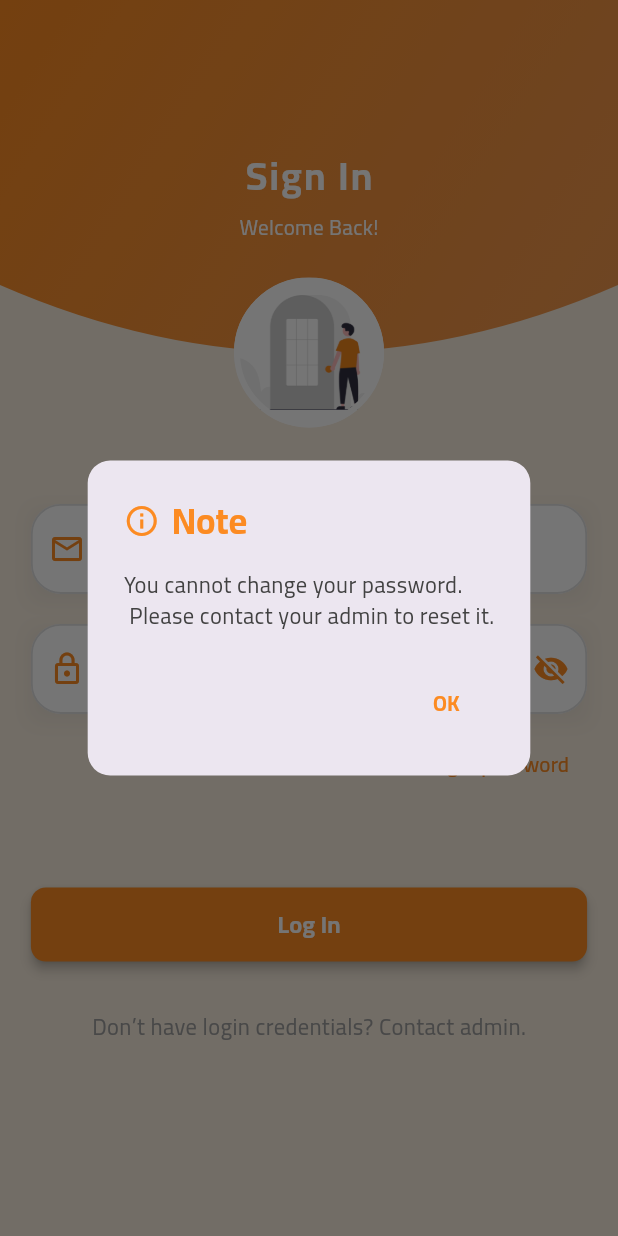
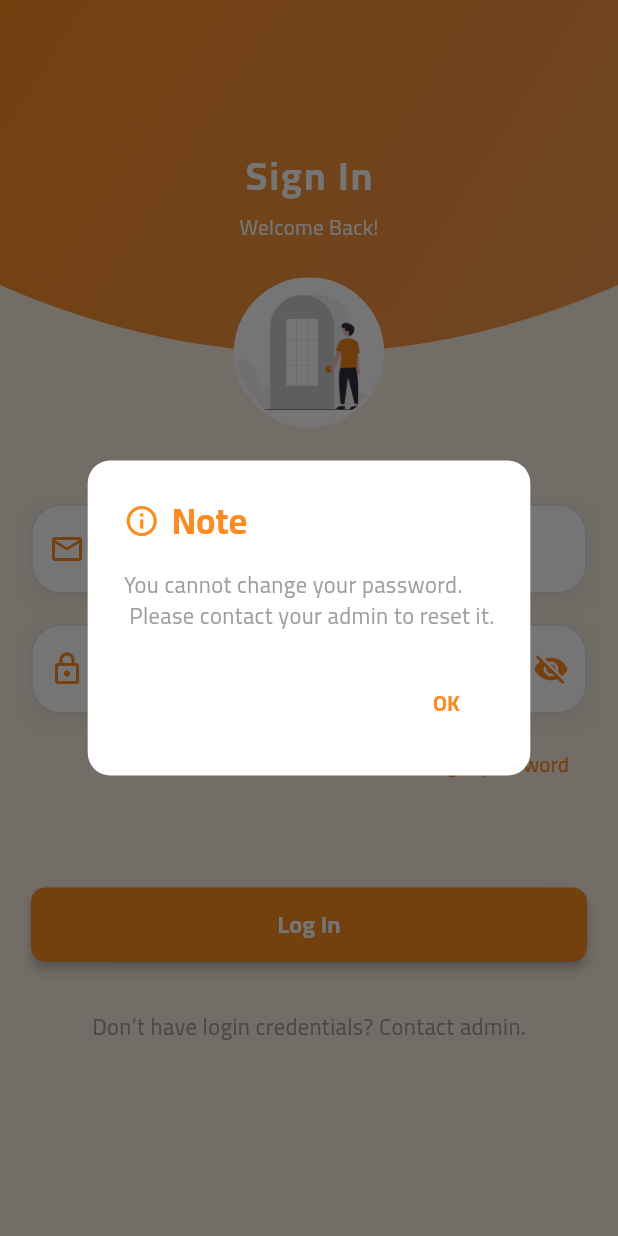
Before and after one commit to Mustafa-Sharaf/IntelliPharm, a Flutter app: the screen it shows after launch, after a tap on "Forgot password", on a phone screen of 412 x 824 dp. Run offline on Flutter 3.47's test engine with Material 3 defaults, Android fonts, the light colour scheme and no system bars; our stand-ins replace get, get_storage.

Commit message:
complete darck mode

```diff
--- a/lib/Widgets/CustomTextField.dart
+++ b/lib/Widgets/CustomTextField.dart
@@ -1,5 +1,7 @@
 import 'package:flutter/material.dart';
+import 'package:get/get.dart';
 import '../app_theme/AppColors.dart';
+import '../app_theme/theme_controller.dart';
 
 class CustomTextField extends StatefulWidget {
   final String label;
@@ -34,13 +36,13 @@ class _CustomTextFieldState extends State<CustomTextField> {
 
   @override
   Widget build(BuildContext context) {
-    //final ThemeController themeController = Get.find();
+    final ThemeController themeController = Get.find();
     return Container(
       margin: const EdgeInsets.symmetric(vertical: 10),
       decoration: BoxDecoration(
         boxShadow: [
           BoxShadow(
-            color: Colors.grey.withOpacity(0.15),
+            color: Colors.grey.withValues(alpha: 0.15),
             blurRadius: 10,
             offset: const Offset(0, 5),
           ),
@@ -71,7 +73,9 @@ class _CustomTextFieldState extends State<CustomTextField> {
           ),
 
           filled: true,
-          fillColor: AppColors.white,
+          fillColor: themeController.isDarkMode.value
+              ? AppColors.componentDark
+              : AppColors.white,
           contentPadding: const EdgeInsets.symmetric(
             vertical: 18,
             horizontal: 16,
--- a/lib/Widgets/ForgotPasswordComponent.dart
+++ b/lib/Widgets/ForgotPasswordComponent.dart
@@ -2,11 +2,13 @@
 import 'package:flutter/material.dart';
 import 'package:get/get.dart';
 import '../app_theme/AppColors.dart';
+import '../app_theme/theme_controller.dart';
 class ForgotPasswordComponent extends StatelessWidget {
   const ForgotPasswordComponent({super.key});
 
   @override
   Widget build(BuildContext context) {
+    final ThemeController themeController = Get.find();
     return Row(
       mainAxisAlignment: MainAxisAlignment.end,
       children: [
@@ -15,8 +17,12 @@ class ForgotPasswordComponent extends StatelessWidget {
             showDialog(
               context: context,
               builder: (context) => AlertDialog(
+                backgroundColor: themeController.isDarkMode.value
+                    ? AppColors.componentDark
+                    : AppColors.white,
                 shape: RoundedRectangleBorder(
                   borderRadius: BorderRadius.circular(15),
+
                 ),
                 title: Row(
                   children: [
@@ -37,7 +43,7 @@ class ForgotPasswordComponent extends StatelessWidget {
                   style: TextStyle(
                     fontFamily: 'Cairo',
                     fontSize: 15,
-                    color: Colors.grey[800],
+                    color: Colors.grey,
                   ),
                 ),
                 actions: [
--- a/lib/Widgets/Header_Screen.dart
+++ b/lib/Widgets/Header_Screen.dart
@@ -1,5 +1,7 @@
 import 'package:flutter/material.dart';
+import 'package:get/get.dart';
 import '../app_theme/AppColors.dart';
+import '../app_theme/theme_controller.dart';
 
 class HeaderScreen extends StatelessWidget {
   const HeaderScreen({super.key,required this.title,required this.body});
@@ -8,6 +10,7 @@ class HeaderScreen extends StatelessWidget {
 
   @override
   Widget build(BuildContext context) {
+    final ThemeController themeController = Get.find();
     return Stack(
         clipBehavior: Clip.none,
         alignment: Alignment.center,
@@ -56,18 +59,20 @@ class HeaderScreen extends StatelessWidget {
           /// ===== PROFILE IMAGE =====
           Positioned(
             bottom: -25,
-            child: Container(
+            child: Obx(() => Container(
               width: 100,
               height: 100,
               decoration: BoxDecoration(
                 shape: BoxShape.circle,
-                border: Border.all(color: Colors.white, width: 4),
-                image: const DecorationImage(
-                  image: AssetImage('assets/images/login_img.png'),
+                border: Border.all(color: Colors.white, width: 2),
+                image: DecorationImage(
+                  image: themeController.isDarkMode.value
+                      ? const AssetImage('assets/images/login_img_dark.png')
+                      : const AssetImage('assets/images/login_img.png'),
                   fit: BoxFit.cover,
                 ),
               ),
-            ),
+            )),
           ),
         ],
     );
--- a/lib/Widgets/HomeCard.dart
+++ b/lib/Widgets/HomeCard.dart
@@ -1,5 +1,9 @@
 
 import 'package:flutter/material.dart';
+import 'package:get/get.dart';
+
+import '../app_theme/AppColors.dart';
+import '../app_theme/theme_controller.dart';
 
 
 class HomeCard extends StatelessWidget {
@@ -18,12 +22,13 @@ class HomeCard extends StatelessWidget {
 
   @override
   Widget build(BuildContext context) {
+    final ThemeController themeController = Get.find();
     return InkWell(
       borderRadius: BorderRadius.circular(18),
       onTap: onTap,
       child: Container(
         decoration: BoxDecoration(
-          color: color.withValues(alpha: 0.12),
+          color:themeController.isDarkMode.value?AppColors.componentDark :color.withValues(alpha: 0.12),
           borderRadius: BorderRadius.circular(18),
         ),
         child: Column(
@@ -34,7 +39,7 @@ class HomeCard extends StatelessWidget {
               backgroundColor: color.withValues(alpha: 0.25),
               child: Icon(icon, size: 32, color: color),
             ),
-            const SizedBox(height: 14),
+             SizedBox(height: MediaQuery.of(context).size.height*0.014),
             Text(
               title,
               style: TextStyle(
--- a/lib/app_theme/AppColors.dart
+++ b/lib/app_theme/AppColors.dart
@@ -11,6 +11,8 @@ class AppColors{
   static const darkGray = Color(0xff575757);
   static const textDark = Color(0xFF252525);
   static const componentDark = Color(0xFF212934);
+  static const backgroundDark = Color(0xFF111111);
+
 
  /*
  static const  backgroundColor = Color(0xffF2F4F7);
--- a/lib/modules/Home/Home_Screen.dart
+++ b/lib/modules/Home/Home_Screen.dart
@@ -3,6 +3,8 @@ import 'package:get/get.dart';
 import '../../Widgets/HomeCard.dart';
 import '../../Widgets/HomeAppBar.dart';
 import '../../Widgets/MenuHome.dart';
+import '../../app_theme/AppColors.dart';
+import '../../app_theme/theme_controller.dart';
 
 class HomeScreen extends StatelessWidget {
   HomeScreen({super.key});
@@ -10,7 +12,9 @@ class HomeScreen extends StatelessWidget {
 
   @override
   Widget build(BuildContext context) {
+    final ThemeController themeController = Get.find();
     return Scaffold(
+      backgroundColor: themeController.isDarkMode.value?AppColors.backgroundDark : AppColors.white,
       key: scaffoldKey,
       drawer: const DrawerHome(),
       appBar: HomeAppBar(
--- a/lib/modules/SignIn/SignIn_Screen.dart
+++ b/lib/modules/SignIn/SignIn_Screen.dart
@@ -5,6 +5,7 @@ import '../../Widgets/CustomTextField.dart';
 import '../../Widgets/ForgotPasswordComponent.dart';
 import '../../Widgets/Header_Screen.dart';
 import '../../app_theme/AppColors.dart';
+import '../../app_theme/theme_controller.dart';
 import 'SignIn_Controller.dart';
 
 class SignInScreen extends StatelessWidget {
@@ -13,8 +14,9 @@ class SignInScreen extends StatelessWidget {
   @override
   Widget build(BuildContext context) {
     final controller = Get.put(SignInController());
+    final ThemeController themeController = Get.find();
     return Scaffold(
-      backgroundColor: AppColors.backgroundColor,
+      backgroundColor: themeController.isDarkMode.value?AppColors.backgroundDark : AppColors.backgroundColor,
       body: SingleChildScrollView(
         child: Column(
           children: [
@@ -74,7 +76,6 @@ class SignInScreen extends StatelessWidget {
                           style: const TextStyle(
                             color: Colors.grey,
                             fontSize: 15,
-                            //fontWeight: FontWeight.w700,
                             fontFamily: 'Cairo',
                           )),
                     ],
```
Also changed, not shown: assets/images/login_img_dark.png (added).
